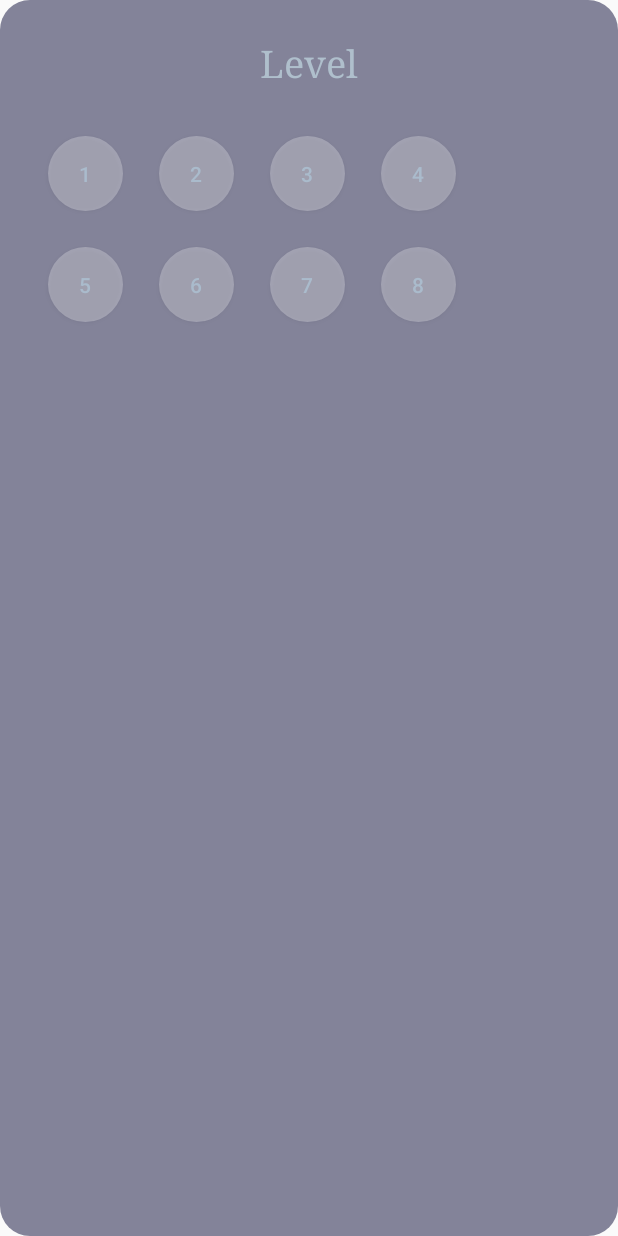
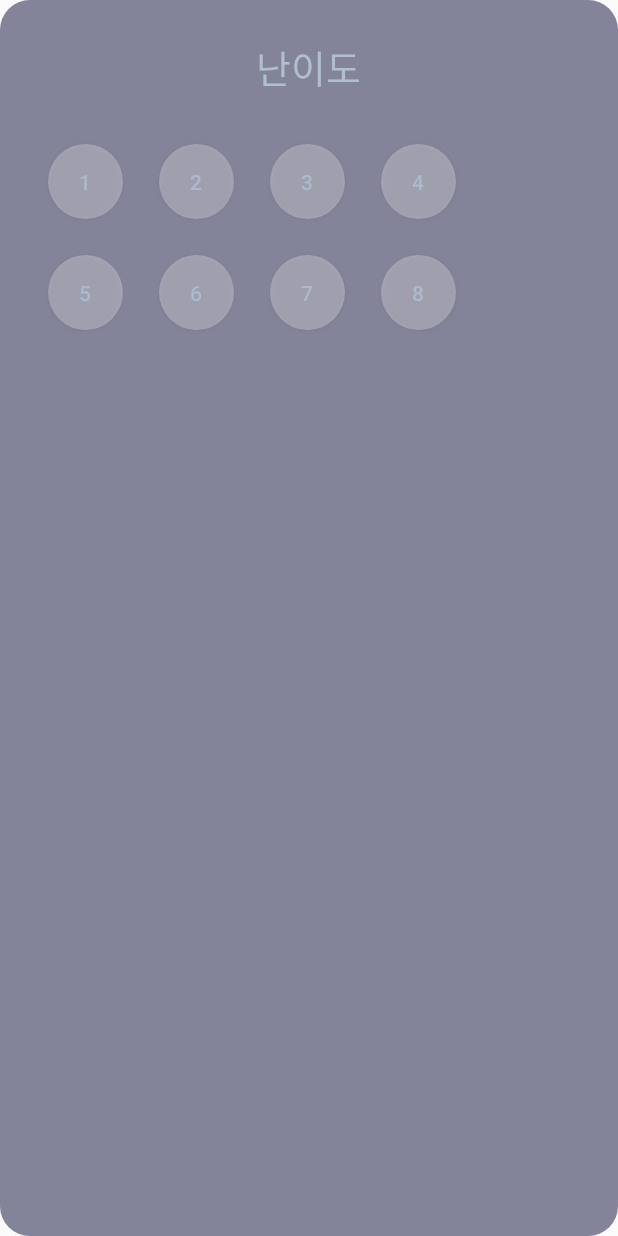
Before and after one commit to yelimkim98/pitchgame, an Android app: the layout activity_level_choose_dialog.xml on its own in the app's theme, with its tools: preview values and no code run, on a phone screen of 412 x 824 dp. Run offline under Robolectric (Android 15) with nearby library versions, the light colour scheme and no system bars.

Commit message:
feat: 프론트 영어를 한글로 바꿈

```diff
--- a/frontend/PitchGame/app/src/main/java/seoultech/YS/GameResultDialogActivity.java
+++ b/frontend/PitchGame/app/src/main/java/seoultech/YS/GameResultDialogActivity.java
@@ -31,10 +31,10 @@ public class GameResultDialogActivity extends AppCompatActivity {
         sp = getSharedPreferences("pitchGameRecord", MODE_PRIVATE);
 
         getIntent = getIntent();
-        level = getIntent.getIntExtra("level", 0);
+        level = getIntent.getIntExtra("난이도", 0);
 
         levelText = findViewById(R.id.levelText_in_GameResultDialog);
-        levelText.setText("Level " + level);
+        levelText.setText("난이도 " + level);
 
         resultText = findViewById(R.id.gameResultTextView);
         result = sp.getInt("lv"+level+"_recentWrongCnt", -1);
--- a/frontend/PitchGame/app/src/main/java/seoultech/YS/MainActivity.java
+++ b/frontend/PitchGame/app/src/main/java/seoultech/YS/MainActivity.java
@@ -79,6 +79,6 @@ public class MainActivity extends AppCompatActivity implements SharedPreferences
             if(records[i] == 0) maxClearLevel = i+1;
         }
         if(maxClearLevel == -1) bestScoreText.setText("None");
-        else bestScoreText.setText("Level " + maxClearLevel + " Clear");
+        else bestScoreText.setText("난이도 " + maxClearLevel + " Clear");
     }
 }
--- a/frontend/PitchGame/app/src/main/res/layout/activity_game_main.xml
+++ b/frontend/PitchGame/app/src/main/res/layout/activity_game_main.xml
@@ -41,7 +41,8 @@
                 android:layout_marginTop="5dp"
                 android:layout_marginBottom="20dp"
                 android:textColor="#FFAFBFCC"
-                android:text="Level 1" />
+                android:fontFamily="@font/iropke"
+                android:text="난이도 1" />
         </LinearLayout>
 
         <android.support.constraint.ConstraintLayout
@@ -192,7 +193,8 @@
                 android:layout_marginTop="5dp"
                 android:layout_marginBottom="20dp"
                 android:textColor="#FFAFBFCC"
-                android:text="Level 1" />
+                android:fontFamily="@font/iropke"
+                android:text="난이도 1" />
         </LinearLayout>
 
         <LinearLayout
--- a/frontend/PitchGame/app/src/main/res/layout/activity_level_choose_dialog.xml
+++ b/frontend/PitchGame/app/src/main/res/layout/activity_level_choose_dialog.xml
@@ -28,7 +28,8 @@
             android:layout_marginTop="5dp"
             android:layout_marginBottom="20dp"
             android:textColor="#FFAFBFCC"
-            android:text="Level" />
+            android:fontFamily="@font/iropke"
+            android:text="난이도" />
 
         <LinearLayout
             android:layout_width="match_parent"
@@ -140,7 +141,8 @@
             android:layout_marginTop="5dp"
             android:layout_marginBottom="20dp"
             android:textColor="#FFAFBFCC"
-            android:text="Level 1" />
+            android:fontFamily="@font/iropke"
+            android:text="난이도 1" />
         <LinearLayout
             android:layout_width="match_parent"
             android:layout_height="wrap_content"
@@ -155,7 +157,7 @@
                 android:textSize="22dp"
                 android:typeface="serif"
                 android:textColor="#FF99AABB"
-                android:text="Best" />
+                android:text="최고기록" />
             <TextView
                 android:layout_width="wrap_content"
                 android:layout_height="wrap_content"
@@ -187,7 +189,7 @@
                 android:textSize="22dp"
                 android:typeface="serif"
                 android:textColor="#FF99AABB"
-                android:text="Recent" />
+                android:text="최근기록" />
             <TextView
                 android:layout_width="wrap_content"
                 android:layout_height="wrap_content"
@@ -220,6 +222,25 @@
                 android:typeface="serif"
                 android:textColor="#FF99AABB"
                 android:text="Reset Level n Record"
+                android:background="#00000000"
+                android:clickable="true"/>
+        </LinearLayout>
+        <LinearLayout
+            android:layout_width="match_parent"
+            android:layout_height="wrap_content"
+            android:paddingLeft="10dp"
+            android:paddingRight="10dp"
+            android:layout_marginBottom="22dp"
+            android:orientation="horizontal">
+
+            <TextView
+                android:id="@+id/friendsScoreTextView"
+                android:layout_width="wrap_content"
+                android:layout_height="wrap_content"
+                android:textSize="22dp"
+                android:typeface="serif"
+                android:textColor="#FF99AABB"
+                android:text="친구랭킹"
                 android:background="#00000000"
                 android:clickable="true"/>
         </LinearLayout>
--- a/frontend/PitchGame/app/src/main/res/layout/activity_main.xml
+++ b/frontend/PitchGame/app/src/main/res/layout/activity_main.xml
@@ -26,7 +26,8 @@
             android:textSize="40dp"
             android:textColor="#FFBBCCDD"
             android:typeface="serif"
-            android:text="Pitch Game" />
+            android:fontFamily="@font/iropke"
+            android:text="절대음감게임" />
 
         <Button
             android:id="@+id/playBtn"
@@ -37,7 +38,8 @@
             android:textSize="20dp"
             android:textColor="#CCEEEEEE"
             android:typeface="serif"
-            android:text="play" />
+            android:fontFamily="@font/iropke"
+            android:text="시작" />
 
         <LinearLayout
             android:layout_width="match_parent"
```
Also changed, not shown: frontend/PitchGame/app/src/main/java/seoultech/YS/GameMainActivity.java (+9 -9 lines), frontend/PitchGame/app/src/main/java/seoultech/YS/LevelChooseDialogActivity.java (+16 -16 lines), frontend/PitchGame/app/src/main/res/layout/activity_game_result_dialog.xml (+4 -3 lines).
